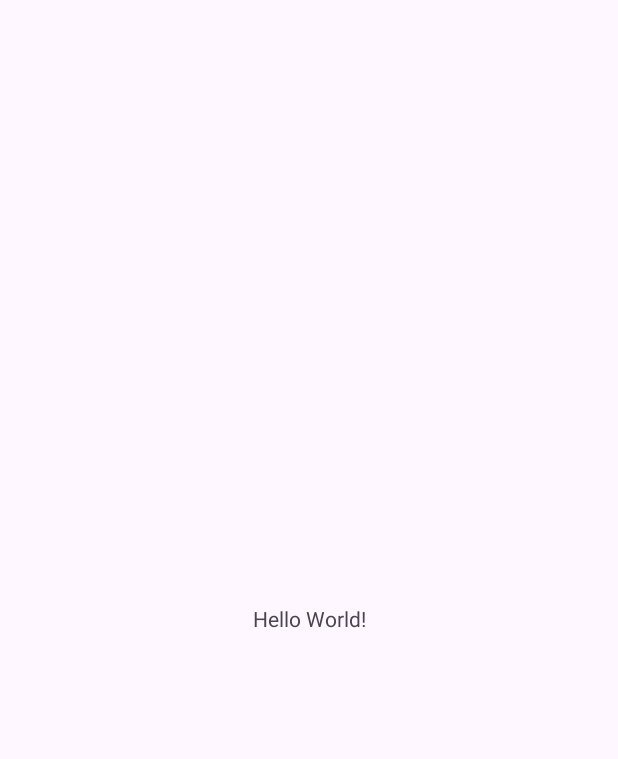
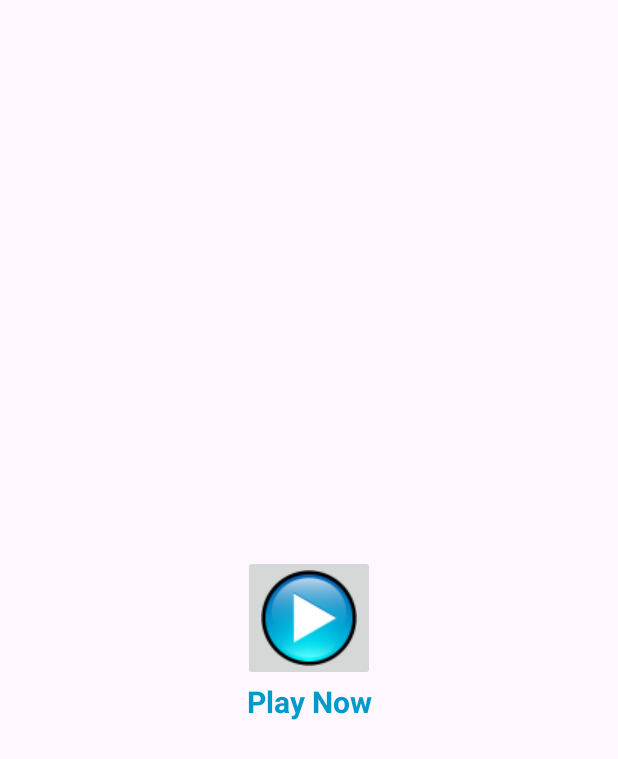
Before and after one commit to amirisback/android-game-retro-snake, an Android app: the screen it shows after launch (MainActivity), on a phone screen of 412 x 824 dp. Before the commit the part shown is almost empty. Shown: the top 759 px of the screen. Run offline under Robolectric (Android 15) with nearby library versions, the light colour scheme and no system bars; our stand-ins replace AdMob.

Commit message:
update: prepare intro

```diff
--- a/app/build.gradle.kts
+++ b/app/build.gradle.kts
@@ -41,8 +41,7 @@ dependencies {
     implementation("androidx.appcompat:appcompat:1.6.1")
     implementation("com.google.android.material:material:1.11.0")
     implementation("androidx.constraintlayout:constraintlayout:2.1.4")
-
-
+    implementation("com.google.android.gms:play-services-ads:22.6.0")
 
     testImplementation("junit:junit:4.13.2")
     androidTestImplementation("androidx.test.ext:junit:1.1.5")
--- a/app/src/main/AndroidManifest.xml
+++ b/app/src/main/AndroidManifest.xml
@@ -21,6 +21,11 @@
                 <category android:name="android.intent.category.LAUNCHER" />
             </intent-filter>
         </activity>
+
+        <meta-data
+            android:name="com.google.android.gms.ads.APPLICATION_ID"
+            android:value="@string/app_id"/>
+
     </application>
 
 </manifest>
--- /dev/null
+++ b/app/src/main/java/io/github/amirisback/retrosnake/MainActivity.java
@@ -0,0 +1,39 @@
+package io.github.amirisback.retrosnake;
+
+import android.os.Bundle;
+
+import androidx.annotation.Nullable;
+import androidx.appcompat.app.AppCompatActivity;
+
+import com.google.android.gms.ads.AdRequest;
+import com.google.android.gms.ads.AdView;
+import com.google.android.gms.ads.MobileAds;
+
+/**
+ * Created by faisalamircs on 23/12/2023
+ * -----------------------------------------
+ * Name     : Muhammad Faisal Amir
+ * E-mail   : faisalamircs@gmail.com
+ * Github   : github.com/amirisback
+ * -----------------------------------------
+ */
+
+
+public class MainActivity extends AppCompatActivity {
+
+    private AdView mAdView;
+
+    @Override
+    protected void onCreate(@Nullable Bundle savedInstanceState) {
+        super.onCreate(savedInstanceState);
+        setContentView(R.layout.activity_main);
+
+        MobileAds.initialize(this, initializationStatus -> {
+
+        });
+        mAdView = findViewById(R.id.adView);
+        AdRequest adRequest = new AdRequest.Builder().build();
+        mAdView.loadAd(adRequest);
+
+    }
+}
--- a/app/src/main/java/io/github/amirisback/retrosnake/MainActivity.kt
+++ /dev/null
@@ -1,11 +0,0 @@
-package io.github.amirisback.retrosnake
-
-import androidx.appcompat.app.AppCompatActivity
-import android.os.Bundle
-
-class MainActivity : AppCompatActivity() {
-    override fun onCreate(savedInstanceState: Bundle?) {
-        super.onCreate(savedInstanceState)
-        setContentView(R.layout.activity_main)
-    }
-}
--- /dev/null
+++ b/app/src/main/res/drawable/arrow_down.xml
@@ -0,0 +1,5 @@
+<vector android:height="24dp" android:tint="#000000"
+    android:viewportHeight="24" android:viewportWidth="24"
+    android:width="24dp" xmlns:android="http://schemas.android.com/apk/res/android">
+    <path android:fillColor="@android:color/white" android:pathData="M7.41,8.59L12,13.17l4.59,-4.58L18,10l-6,6 -6,-6 1.41,-1.41z"/>
+</vector>
--- /dev/null
+++ b/app/src/main/res/drawable/arrow_left.xml
@@ -0,0 +1,5 @@
+<vector android:height="24dp" android:tint="#000000"
+    android:viewportHeight="24" android:viewportWidth="24"
+    android:width="24dp" xmlns:android="http://schemas.android.com/apk/res/android">
+    <path android:fillColor="@android:color/white" android:pathData="M15.41,16.59L10.83,12l4.58,-4.59L14,6l-6,6 6,6 1.41,-1.41z"/>
+</vector>
--- /dev/null
+++ b/app/src/main/res/drawable/arrow_right.xml
@@ -0,0 +1,5 @@
+<vector android:height="24dp" android:tint="#000000"
+    android:viewportHeight="24" android:viewportWidth="24"
+    android:width="24dp" xmlns:android="http://schemas.android.com/apk/res/android">
+    <path android:fillColor="@android:color/white" android:pathData="M8.59,16.59L13.17,12 8.59,7.41 10,6l6,6 -6,6 -1.41,-1.41z"/>
+</vector>
--- /dev/null
+++ b/app/src/main/res/drawable/arrow_up.xml
@@ -0,0 +1,5 @@
+<vector android:height="24dp" android:tint="#000000"
+    android:viewportHeight="24" android:viewportWidth="24"
+    android:width="24dp" xmlns:android="http://schemas.android.com/apk/res/android">
+    <path android:fillColor="@android:color/white" android:pathData="M7.41,15.41L12,10.83l4.59,4.58L18,14l-6,-6 -6,6z"/>
+</vector>
--- a/app/src/main/res/layout/activity_main.xml
+++ b/app/src/main/res/layout/activity_main.xml
@@ -6,13 +6,40 @@
     android:layout_height="match_parent"
     tools:context="io.github.amirisback.retrosnake.MainActivity">
 
-    <TextView
+    <ImageButton
+        android:id="@+id/btn_play"
         android:layout_width="wrap_content"
         android:layout_height="wrap_content"
-        android:text="Hello World!"
+        android:src="@drawable/play"
         app:layout_constraintBottom_toBottomOf="parent"
         app:layout_constraintEnd_toEndOf="parent"
         app:layout_constraintStart_toStartOf="parent"
         app:layout_constraintTop_toTopOf="parent" />
 
+    <TextView
+        android:id="@+id/tv_play"
+        android:layout_width="wrap_content"
+        android:layout_height="wrap_content"
+        android:text="Play Now"
+        android:textColor="@android:color/holo_blue_dark"
+        android:textSize="20sp"
+        android:textStyle="bold"
+        app:layout_constraintEnd_toEndOf="parent"
+        app:layout_constraintStart_toStartOf="parent"
+        app:layout_constraintTop_toBottomOf="@id/btn_play" />
+
+    <com.google.android.gms.ads.AdView
+        xmlns:ads="http://schemas.android.com/apk/res-auto"
+        android:id="@+id/adView"
+        android:layout_width="wrap_content"
+        android:layout_height="wrap_content"
+        android:layout_centerHorizontal="true"
+        android:layout_alignParentBottom="true"
+        ads:adSize="BANNER"
+        app:layout_constraintEnd_toEndOf="parent"
+        app:layout_constraintStart_toStartOf="parent"
+        app:layout_constraintBottom_toBottomOf="parent"
+        ads:adUnitId="@string/app_banner">
+    </com.google.android.gms.ads.AdView>
+
 </androidx.constraintlayout.widget.ConstraintLayout>
--- a/app/src/main/res/values/strings.xml
+++ b/app/src/main/res/values/strings.xml
@@ -1,3 +1,5 @@
 <resources>
     <string name="app_name">GameDev</string>
+    <string name="app_id">ca-app-pub-3940256099942544~3347511713</string>
+    <string name="app_banner">ca-app-pub-3940256099942544/6300978111</string>
 </resources>
```
Also changed, not shown: app/src/main/res/drawable/background.png (added), app/src/main/res/drawable/exit.png (added), app/src/main/res/drawable/game_over.png (added), app/src/main/res/drawable/play.png (added), app/src/main/res/drawable/restart.png (added).
